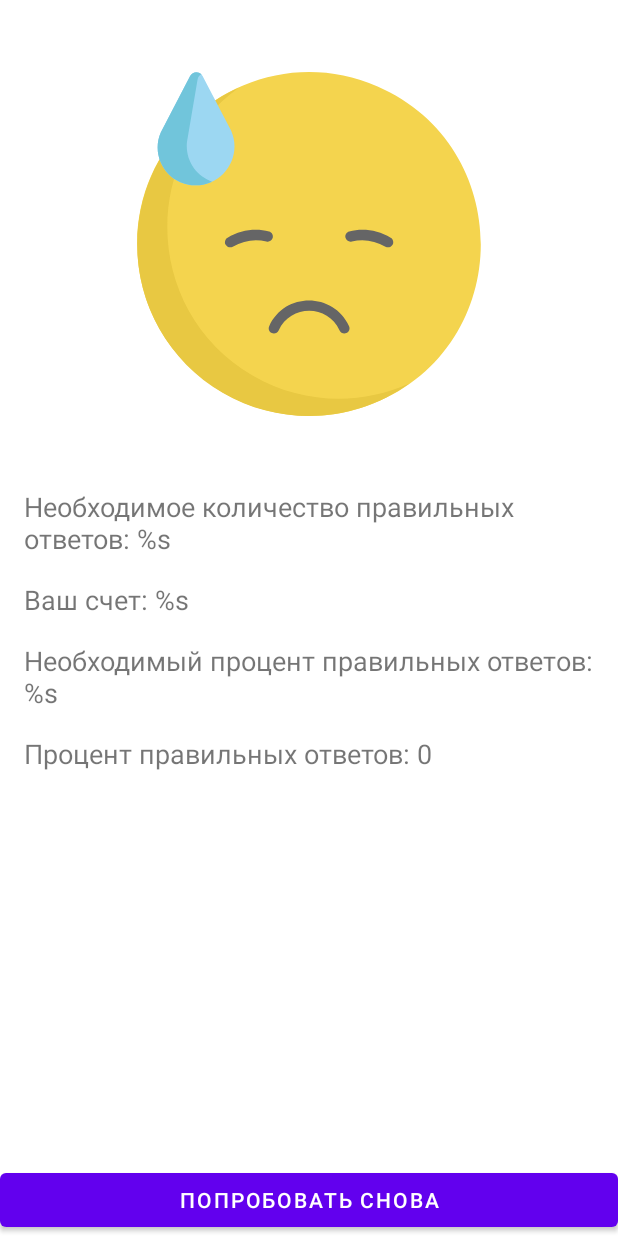
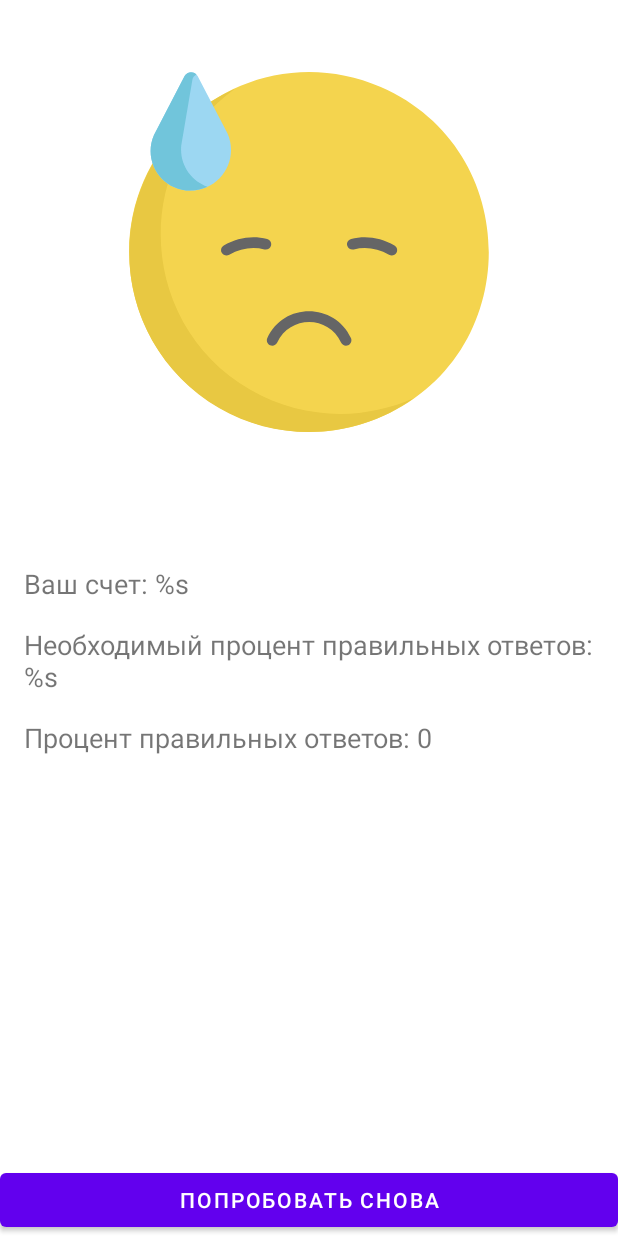
Before and after one commit to Nike2406/Android_Professional_Level, an Android app: the fragment GameFinishedFragment placed in its activity, on a phone screen of 412 x 824 dp. Run offline under Robolectric (Android 15) with nearby library versions, the phone set to English and light mode, and no system bars; our stand-ins replace data binding; 8 statements that could not run were skipped.

```diff
--- a/app/build.gradle
+++ b/app/build.gradle
@@ -32,7 +32,7 @@ android {
         jvmTarget = '1.8'
     }
     buildFeatures {
-        viewBinding = true
+        dataBinding = true
     }
 }
 
--- a/app/src/main/java/com/bukin/androidprofessionallevel/domain/entity/GameSettings.kt
+++ b/app/src/main/java/com/bukin/androidprofessionallevel/domain/entity/GameSettings.kt
@@ -9,4 +9,7 @@ data class GameSettings(
     val minCountOfRightAnswers: Int,
     val minPercentOfRightAnswers: Int,
     val gameTimeInSeconds: Int,
-) : Parcelable
+) : Parcelable {
+    val minCountOfRightAnswersString: String
+        get() = minCountOfRightAnswers.toString()
+}
--- a/app/src/main/java/com/bukin/androidprofessionallevel/presentation/fragment/GameFinishedFragment.kt
+++ b/app/src/main/java/com/bukin/androidprofessionallevel/presentation/fragment/GameFinishedFragment.kt
@@ -34,12 +34,13 @@ class GameFinishedFragment : Fragment() {
     }
 
     private fun bindingViews() {
+        binding.gameResult = args.gameResult
         with(binding) {
             emojiResult.setImageResource(getSmileResId())
-            tvRequiredAnswers.text = String.format(
-                getString(R.string.required_score),
-                args.gameResult.gameSettings.minCountOfRightAnswers
-            )
+//            tvRequiredAnswers.text = String.format(
+//                getString(R.string.required_score),
+//                args.gameResult.gameSettings.minCountOfRightAnswers
+//            )
             tvScoreAnswers.text = String.format(
                 getString(R.string.score_answers),
                 args.gameResult.countOfRightAnswers
--- a/app/src/main/res/layout/activity_main.xml
+++ b/app/src/main/res/layout/activity_main.xml
@@ -1,15 +1,17 @@
 <?xml version="1.0" encoding="utf-8"?>
+<layout>
     <androidx.fragment.app.FragmentContainerView
         xmlns:android="http://schemas.android.com/apk/res/android"
+        xmlns:app="http://schemas.android.com/apk/res-auto"
         xmlns:tools="http://schemas.android.com/tools"
-    xmlns:app="http://schemas.android.com/apk/res-auto"
 
         android:id="@+id/main_container"
         android:name="androidx.navigation.fragment.NavHostFragment"
-    app:navGraph="@navigation/main_navigation"
-    app:defaultNavHost="true"
-
         android:layout_width="match_parent"
         android:layout_height="match_parent"
+
+        app:defaultNavHost="true"
+        app:navGraph="@navigation/main_navigation"
         tools:context=".presentation.MainActivity">
     </androidx.fragment.app.FragmentContainerView>
+</layout>
--- a/app/src/main/res/layout/fragment_game.xml
+++ b/app/src/main/res/layout/fragment_game.xml
@@ -1,4 +1,5 @@
 <?xml version="1.0" encoding="utf-8"?>
+<layout>
     <androidx.constraintlayout.widget.ConstraintLayout
         xmlns:android="http://schemas.android.com/apk/res/android"
         xmlns:app="http://schemas.android.com/apk/res-auto"
@@ -163,3 +164,4 @@
             app:layout_constraintTop_toBottomOf="@+id/tv_answers_progress"
             />
     </androidx.constraintlayout.widget.ConstraintLayout>
+</layout>
--- a/app/src/main/res/layout/fragment_game_finished.xml
+++ b/app/src/main/res/layout/fragment_game_finished.xml
@@ -1,8 +1,15 @@
 <?xml version="1.0" encoding="utf-8"?>
+<layout xmlns:tools="http://schemas.android.com/tools"
+    xmlns:android="http://schemas.android.com/apk/res/android"
+    xmlns:app="http://schemas.android.com/apk/res-auto">
+
+    <data>
+        <variable
+            name="gameResult"
+            type="com.bukin.androidprofessionallevel.domain.entity.GameResult" />
+    </data>
+
     <androidx.constraintlayout.widget.ConstraintLayout
-    xmlns:android="http://schemas.android.com/apk/res/android"
-    xmlns:app="http://schemas.android.com/apk/res-auto"
-    xmlns:tools="http://schemas.android.com/tools"
         android:layout_width="match_parent"
         android:layout_height="match_parent"
         android:background="@android:color/background_light"
@@ -27,14 +34,13 @@
             android:layout_width="match_parent"
             android:layout_height="wrap_content"
             android:layout_margin="16dp"
-        android:text="@string/required_score"
+            android:text="@{gameResult.gameSettings.minCountOfRightAnswersString}"
             android:textSize="18sp"
             app:layout_constraintBottom_toTopOf="@id/tv_score_answers"
             app:layout_constraintEnd_toEndOf="parent"
             app:layout_constraintStart_toStartOf="parent"
             app:layout_constraintTop_toTopOf="parent"
-        app:layout_constraintVertical_chainStyle="packed"
-        />
+            app:layout_constraintVertical_chainStyle="packed" />
 
         <TextView
             android:id="@+id/tv_score_answers"
@@ -83,3 +89,4 @@
             app:layout_constraintBottom_toBottomOf="parent"
             />
     </androidx.constraintlayout.widget.ConstraintLayout>
+</layout>
--- a/app/src/main/res/layout/fragment_welcome.xml
+++ b/app/src/main/res/layout/fragment_welcome.xml
@@ -1,4 +1,5 @@
 <?xml version="1.0" encoding="utf-8"?>
+<layout>
     <ScrollView
         xmlns:android="http://schemas.android.com/apk/res/android"
         xmlns:app="http://schemas.android.com/apk/res-auto"
@@ -57,3 +58,4 @@
                 />
         </androidx.constraintlayout.widget.ConstraintLayout>
     </ScrollView>
+</layout>
```
Also changed, not shown: app/src/main/res/layout/fragment_choose_level.xml (+8 -12 lines). Lines whose indentation alone changed are shown as unchanged.
